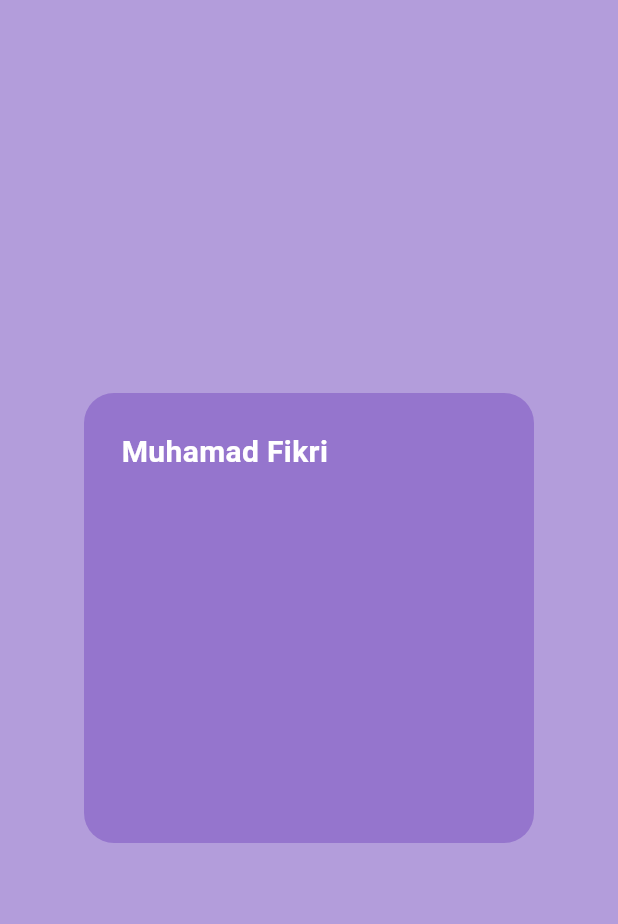
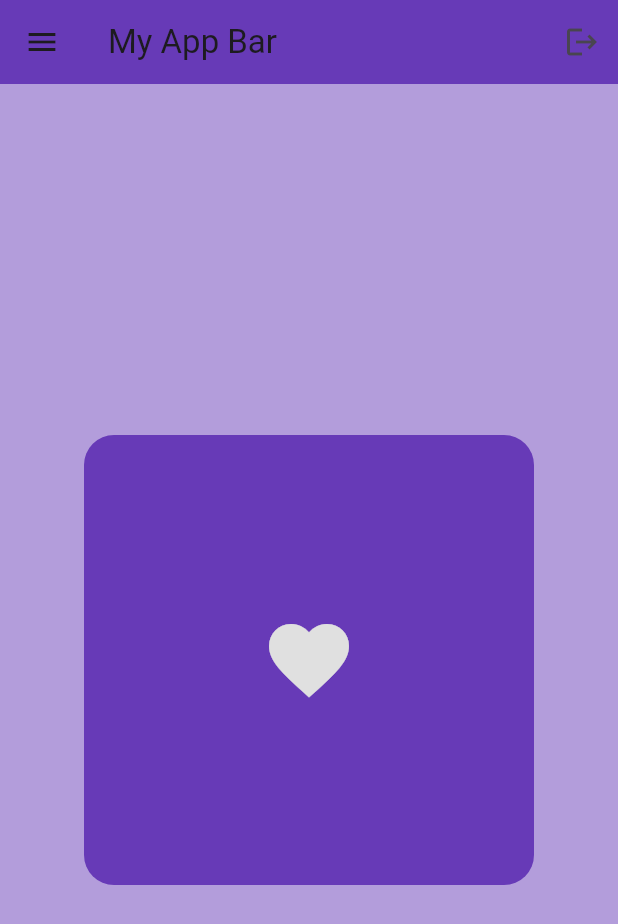
Before and after one commit to devfmgo/learning-flutter, a Flutter app: the screen it shows after launch, on a phone screen of 412 x 824 dp. Shown: the top 924 px of the screen. Run offline on Flutter 3.47's test engine with Material 3 defaults, Android fonts, the light colour scheme and no system bars.

Commit message:
Widget Icon with Appbar

```diff
--- a/lib/main.dart
+++ b/lib/main.dart
@@ -15,21 +15,28 @@ class MyApp extends StatelessWidget {
       debugShowCheckedModeBanner: false,
       home: Scaffold(
           backgroundColor: Colors.deepPurple[200],
+          appBar: AppBar(
+            title: Text("My App Bar"),
+            backgroundColor: Colors.deepPurple,
+            elevation: 0,
+            leading: Icon(Icons.menu),
+            actions: [
+              IconButton(onPressed: () {}, icon: Icon(Icons.logout)),
+            ],
+          ),
           body: Center(
               child: Container(
             height: 300,
             width: 300,
             decoration: BoxDecoration(
-                color: Colors.deepPurple[300],
+                color: Colors.deepPurple[500],
                 borderRadius: BorderRadius.circular(20)),
             padding: EdgeInsets.all(25),
-            //Sample Widget Text
-            child: Text(
-              "Muhamad Fikri",
-              style: TextStyle(
-                  color: Colors.white,
-                  fontSize: 20,
-                  fontWeight: FontWeight.bold),
+            //Sample Widget Icon
+            child: Icon(
+              Icons.favorite,
+              color: Colors.grey[300],
+              size: 64,
             ),
           ))),
     );
```
